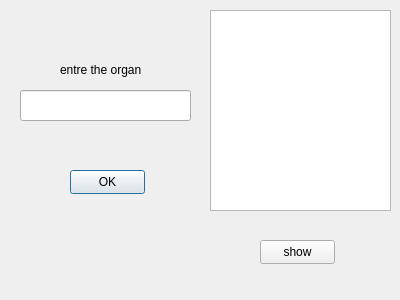
This is dialog_remove_organ.ui in annishelion/ap-projet as Qt 5 draws it before an edit. The edited form follows.
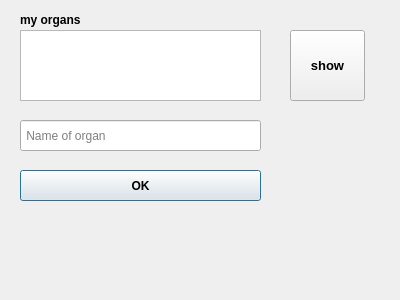
This is the edited form.

The edit to the form file:
```diff
--- a/dialog_remove_organ.ui
+++ b/dialog_remove_organ.ui
@@ -16,10 +16,10 @@
   <widget class="QListWidget" name="listWidget">
    <property name="geometry">
     <rect>
-     <x>210</x>
-     <y>10</y>
-     <width>181</width>
-     <height>201</height>
+     <x>20</x>
+     <y>30</y>
+     <width>241</width>
+     <height>71</height>
     </rect>
    </property>
   </widget>
@@ -27,34 +27,47 @@
    <property name="geometry">
     <rect>
      <x>20</x>
-     <y>90</y>
-     <width>171</width>
+     <y>120</y>
+     <width>241</width>
      <height>31</height>
     </rect>
    </property>
+   <property name="placeholderText">
+    <string> Name of organ</string>
+   </property>
   </widget>
   <widget class="QLabel" name="label">
    <property name="geometry">
     <rect>
-     <x>60</x>
-     <y>60</y>
+     <x>20</x>
+     <y>10</y>
      <width>81</width>
      <height>20</height>
     </rect>
    </property>
+   <property name="font">
+    <font>
+     <bold>true</bold>
+    </font>
+   </property>
    <property name="text">
-    <string>entre the organ</string>
+    <string>my organs</string>
    </property>
   </widget>
   <widget class="QPushButton" name="ok">
    <property name="geometry">
     <rect>
-     <x>70</x>
+     <x>20</x>
      <y>170</y>
-     <width>75</width>
-     <height>24</height>
+     <width>241</width>
+     <height>31</height>
     </rect>
    </property>
+   <property name="font">
+    <font>
+     <bold>true</bold>
+    </font>
+   </property>
    <property name="text">
     <string>OK</string>
    </property>
@@ -62,12 +75,18 @@
   <widget class="QPushButton" name="show">
    <property name="geometry">
     <rect>
-     <x>260</x>
-     <y>240</y>
+     <x>290</x>
+     <y>30</y>
      <width>75</width>
-     <height>24</height>
+     <height>71</height>
     </rect>
    </property>
+   <property name="font">
+    <font>
+     <pointsize>10</pointsize>
+     <bold>true</bold>
+    </font>
+   </property>
    <property name="text">
     <string>show</string>
    </property>
```
